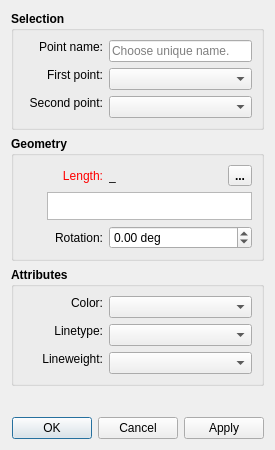
This is src/libs/vtools/dialogs/tools/dialognormal.ui in FashionFreedom/Seamly2D as Qt 5 draws it before an edit. The edited form follows.
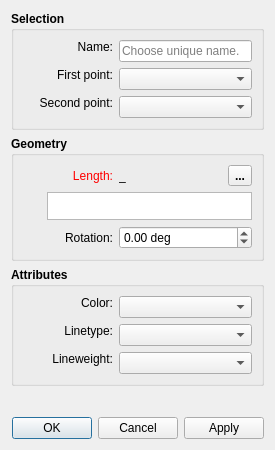
This is the edited form. Icons and pictures are not drawn. Custom widgets are drawn as their Qt base class.

The edit to the form file:
```diff
--- a/src/libs/vtools/dialogs/tools/dialognormal.ui
+++ b/src/libs/vtools/dialogs/tools/dialognormal.ui
@@ -42,13 +42,13 @@
      </property>
      <property name="minimumSize">
       <size>
-       <width>100</width>
+       <width>240</width>
        <height>0</height>
       </size>
      </property>
      <property name="font">
       <font>
-       <weight>75</weight>
+       <pointsize>9</pointsize>
        <bold>true</bold>
       </font>
      </property>
@@ -61,6 +61,9 @@
         <property name="fieldGrowthPolicy">
          <enum>QFormLayout::ExpandingFieldsGrow</enum>
         </property>
+        <property name="labelAlignment">
+         <set>Qt::AlignRight|Qt::AlignTrailing|Qt::AlignVCenter</set>
+        </property>
         <item row="0" column="0">
          <widget class="QLabel" name="labelEditNamePoint">
           <property name="sizePolicy">
@@ -71,19 +74,18 @@
           </property>
           <property name="minimumSize">
            <size>
-            <width>80</width>
+            <width>90</width>
             <height>0</height>
            </size>
           </property>
           <property name="font">
            <font>
             <pointsize>9</pointsize>
-            <weight>50</weight>
             <bold>false</bold>
            </font>
           </property>
           <property name="text">
-           <string>Point name:</string>
+           <string>Name:</string>
           </property>
           <property name="alignment">
            <set>Qt::AlignRight|Qt::AlignTrailing|Qt::AlignVCenter</set>
@@ -100,14 +102,13 @@
           </property>
           <property name="minimumSize">
            <size>
-            <width>140</width>
+            <width>80</width>
             <height>0</height>
            </size>
           </property>
           <property name="font">
            <font>
             <pointsize>9</pointsize>
-            <weight>50</weight>
             <bold>false</bold>
            </font>
           </property>
@@ -129,14 +130,13 @@
           </property>
           <property name="minimumSize">
            <size>
-            <width>80</width>
+            <width>90</width>
             <height>0</height>
            </size>
           </property>
           <property name="font">
            <font>
             <pointsize>9</pointsize>
-            <weight>50</weight>
             <bold>false</bold>
            </font>
           </property>
@@ -158,14 +158,13 @@
           </property>
           <property name="minimumSize">
            <size>
-            <width>140</width>
+            <width>80</width>
             <height>0</height>
            </size>
           </property>
           <property name="font">
            <font>
             <pointsize>9</pointsize>
-            <weight>50</weight>
             <bold>false</bold>
            </font>
           </property>
@@ -181,14 +180,13 @@
           </property>
           <property name="minimumSize">
            <size>
-            <width>80</width>
+            <width>90</width>
             <height>0</height>
            </size>
           </property>
           <property name="font">
            <font>
             <pointsize>9</pointsize>
-            <weight>50</weight>
             <bold>false</bold>
            </font>
           </property>
@@ -210,14 +208,13 @@
           </property>
           <property name="minimumSize">
            <size>
-            <width>140</width>
+            <width>80</width>
             <height>0</height>
            </size>
           </property>
           <property name="font">
            <font>
             <pointsize>9</pointsize>
-            <weight>50</weight>
             <bold>false</bold>
            </font>
           </property>
@@ -238,7 +235,7 @@
      </property>
      <property name="font">
       <font>
-       <weight>75</weight>
+       <pointsize>9</pointsize>
        <bold>true</bold>
       </font>
      </property>
@@ -258,7 +255,7 @@
           </property>
           <property name="minimumSize">
            <size>
-            <width>80</width>
+            <width>90</width>
             <height>0</height>
            </size>
           </property>
@@ -302,7 +299,6 @@
           <property name="font">
            <font>
             <pointsize>9</pointsize>
-            <weight>50</weight>
             <bold>false</bold>
            </font>
           </property>
@@ -324,14 +320,13 @@
           </property>
           <property name="minimumSize">
            <size>
-            <width>87</width>
+            <width>40</width>
             <height>0</height>
            </size>
           </property>
           <property name="font">
            <font>
             <pointsize>9</pointsize>
-            <weight>50</weight>
             <bold>false</bold>
            </font>
           </property>
@@ -458,14 +453,13 @@
           </property>
           <property name="minimumSize">
            <size>
-            <width>80</width>
+            <width>90</width>
             <height>0</height>
            </size>
           </property>
           <property name="font">
            <font>
             <pointsize>9</pointsize>
-            <weight>50</weight>
             <bold>false</bold>
            </font>
           </property>
@@ -490,14 +484,13 @@
           </property>
           <property name="minimumSize">
            <size>
-            <width>140</width>
+            <width>0</width>
             <height>0</height>
            </size>
           </property>
           <property name="font">
            <font>
             <pointsize>9</pointsize>
-            <weight>50</weight>
             <bold>false</bold>
            </font>
           </property>
@@ -525,6 +518,12 @@
    </item>
    <item>
     <widget class="QGroupBox" name="attributes_GroupBox_2">
+     <property name="sizePolicy">
+      <sizepolicy hsizetype="Expanding" vsizetype="Preferred">
+       <horstretch>0</horstretch>
+       <verstretch>0</verstretch>
+      </sizepolicy>
+     </property>
      <property name="minimumSize">
       <size>
        <width>240</width>
@@ -534,7 +533,6 @@
      <property name="font">
       <font>
        <pointsize>9</pointsize>
-       <weight>75</weight>
        <bold>true</bold>
       </font>
      </property>
@@ -543,18 +541,80 @@
      </property>
      <layout class="QVBoxLayout" name="verticalLayout_4">
       <item>
-       <layout class="QFormLayout" name="formLayout_3">
+       <layout class="QFormLayout" name="formLayout_2">
+        <property name="fieldGrowthPolicy">
+         <enum>QFormLayout::ExpandingFieldsGrow</enum>
+        </property>
+        <property name="labelAlignment">
+         <set>Qt::AlignRight|Qt::AlignTrailing|Qt::AlignVCenter</set>
+        </property>
+        <item row="0" column="0">
+         <widget class="QLabel" name="lineColor_Label">
+          <property name="sizePolicy">
+           <sizepolicy hsizetype="Preferred" vsizetype="Fixed">
+            <horstretch>0</horstretch>
+            <verstretch>0</verstretch>
+           </sizepolicy>
+          </property>
+          <property name="minimumSize">
+           <size>
+            <width>90</width>
+            <height>0</height>
+           </size>
+          </property>
+          <property name="maximumSize">
+           <size>
+            <width>16777215</width>
+            <height>16777215</height>
+           </size>
+          </property>
+          <property name="font">
+           <font>
+            <pointsize>9</pointsize>
+            <bold>false</bold>
+           </font>
+          </property>
+          <property name="text">
+           <string>Color:</string>
+          </property>
+          <property name="alignment">
+           <set>Qt::AlignRight|Qt::AlignTrailing|Qt::AlignVCenter</set>
+          </property>
+         </widget>
+        </item>
+        <item row="0" column="1">
+         <widget class="ColorComboBox" name="lineColor_ComboBox">
+          <property name="sizePolicy">
+           <sizepolicy hsizetype="Expanding" vsizetype="Fixed">
+            <horstretch>0</horstretch>
+            <verstretch>0</verstretch>
+           </sizepolicy>
+          </property>
+          <property name="minimumSize">
+           <size>
+            <width>80</width>
+            <height>0</height>
+           </size>
+          </property>
+          <property name="font">
+           <font>
+            <pointsize>9</pointsize>
+            <bold>false</bold>
+           </font>
+          </property>
+         </widget>
+        </item>
         <item row="1" column="0">
          <widget class="QLabel" name="lineType_Label">
           <property name="sizePolicy">
-           <sizepolicy hsizetype="MinimumExpanding" vsizetype="Fixed">
+           <sizepolicy hsizetype="Preferred" vsizetype="Fixed">
             <horstretch>0</horstretch>
             <verstretch>0</verstretch>
            </sizepolicy>
           </property>
           <property name="minimumSize">
            <size>
-            <width>80</width>
+            <width>90</width>
             <height>0</height>
            </size>
           </property>
@@ -567,7 +627,6 @@
           <property name="font">
            <font>
             <pointsize>9</pointsize>
-            <weight>50</weight>
             <bold>false</bold>
            </font>
           </property>
@@ -589,7 +648,7 @@
           </property>
           <property name="minimumSize">
            <size>
-            <width>140</width>
+            <width>80</width>
             <height>0</height>
            </size>
           </property>
@@ -602,7 +661,6 @@
           <property name="font">
            <font>
             <pointsize>9</pointsize>
-            <weight>50</weight>
             <bold>false</bold>
            </font>
           </property>
@@ -611,14 +669,14 @@
         <item row="2" column="0">
          <widget class="QLabel" name="lineWeight_Label">
           <property name="sizePolicy">
-           <sizepolicy hsizetype="MinimumExpanding" vsizetype="Fixed">
+           <sizepolicy hsizetype="Preferred" vsizetype="Fixed">
             <horstretch>0</horstretch>
             <verstretch>0</verstretch>
            </sizepolicy>
           </property>
           <property name="minimumSize">
            <size>
-            <width>80</width>
+            <width>90</width>
             <height>0</height>
            </size>
           </property>
@@ -631,7 +689,6 @@
           <property name="font">
            <font>
             <pointsize>9</pointsize>
-            <weight>50</weight>
             <bold>false</bold>
            </font>
           </property>
@@ -653,72 +710,13 @@
           </property>
           <property name="minimumSize">
            <size>
-            <width>140</width>
-            <height>0</height>
-           </size>
-          </property>
-          <property name="font">
-           <font>
-            <pointsize>9</pointsize>
-            <weight>50</weight>
-            <bold>false</bold>
-           </font>
-          </property>
-         </widget>
-        </item>
-        <item row="0" column="0">
-         <widget class="QLabel" name="lineColor_Label">
-          <property name="sizePolicy">
-           <sizepolicy hsizetype="MinimumExpanding" vsizetype="Fixed">
-            <horstretch>0</horstretch>
-            <verstretch>0</verstretch>
-           </sizepolicy>
-          </property>
-          <property name="minimumSize">
-           <size>
             <width>80</width>
             <height>0</height>
            </size>
           </property>
-          <property name="maximumSize">
-           <size>
-            <width>16777215</width>
-            <height>16777215</height>
-           </size>
-          </property>
           <property name="font">
            <font>
             <pointsize>9</pointsize>
-            <weight>50</weight>
-            <bold>false</bold>
-           </font>
-          </property>
-          <property name="text">
-           <string>Color:</string>
-          </property>
-          <property name="alignment">
-           <set>Qt::AlignRight|Qt::AlignTrailing|Qt::AlignVCenter</set>
-          </property>
-         </widget>
-        </item>
-        <item row="0" column="1">
-         <widget class="ColorComboBox" name="lineColor_ComboBox">
-          <property name="sizePolicy">
-           <sizepolicy hsizetype="Expanding" vsizetype="Fixed">
-            <horstretch>0</horstretch>
-            <verstretch>0</verstretch>
-           </sizepolicy>
-          </property>
-          <property name="minimumSize">
-           <size>
-            <width>140</width>
-            <height>0</height>
-           </size>
-          </property>
-          <property name="font">
-           <font>
-            <pointsize>9</pointsize>
-            <weight>50</weight>
             <bold>false</bold>
            </font>
           </property>
@@ -755,16 +753,16 @@
   </layout>
  </widget>
  <customwidgets>
-  <customwidget>
-   <class>LineTypeComboBox</class>
-   <extends>QComboBox</extends>
-   <header>linetype_combobox.h</header>
-  </customwidget>
   <customwidget>
    <class>ColorComboBox</class>
    <extends>QComboBox</extends>
    <header location="global">color_combobox.h</header>
   </customwidget>
+  <customwidget>
+   <class>LineTypeComboBox</class>
+   <extends>QComboBox</extends>
+   <header location="global">linetype_combobox.h</header>
+  </customwidget>
   <customwidget>
    <class>LineWeightComboBox</class>
    <extends>QComboBox</extends>
```
Left out of the diff: 3 changed lines with no effect on the pictures.
